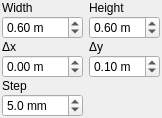
Before: the Qt Designer form patterns/RasterScanWidget.ui in davidgrier/QPolargraph, drawn with Qt 5.
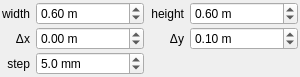
After: the same form once the commit is applied.

Commit message:
Redesign widgets for compact, consistent layout
PolargraphWidget: remove nested Configuration/Belt Drive group boxes;
flatten to a single 3-row grid with right-aligned labels beside
spinboxes (label | spinbox | label | spinbox).

RasterScanWidget: replace label-above-spinbox rows with matching
label-beside-spinbox grid (3 rows, same 4-column pattern).

Both widgets now use 2 px margins, 6 px horizontal / 2 px vertical
spacing, and Expanding spinboxes so they fill available width evenly.

The edit to the form file:
```diff
--- a/patterns/RasterScanWidget.ui
+++ b/patterns/RasterScanWidget.ui
@@ -6,8 +6,8 @@
    <rect>
     <x>0</x>
     <y>0</y>
-    <width>159</width>
-    <height>118</height>
+    <width>300</width>
+    <height>76</height>
    </rect>
   </property>
   <property name="windowTitle">
@@ -18,33 +18,41 @@
     <number>2</number>
    </property>
    <property name="topMargin">
-    <number>1</number>
+    <number>2</number>
    </property>
    <property name="rightMargin">
     <number>2</number>
    </property>
    <property name="bottomMargin">
-    <number>1</number>
+    <number>2</number>
+   </property>
+   <property name="horizontalSpacing">
+    <number>6</number>
    </property>
    <property name="verticalSpacing">
-    <number>1</number>
+    <number>2</number>
    </property>
    <item row="0" column="0">
     <widget class="QLabel" name="widthLabel">
      <property name="text">
-      <string>Width</string>
+      <string>width</string>
+     </property>
+     <property name="alignment">
+      <set>Qt::AlignRight|Qt::AlignVCenter</set>
+     </property>
+     <property name="buddy">
+      <cstring>width</cstring>
      </property>
     </widget>
    </item>
    <item row="0" column="1">
-    <widget class="QLabel" name="heightLabel">
-     <property name="text">
-      <string>Height</string>
-     </property>
-    </widget>
-   </item>
-   <item row="1" column="0">
     <widget class="QDoubleSpinBox" name="width">
+     <property name="sizePolicy">
+      <sizepolicy hsizetype="Expanding" vsizetype="Fixed">
+       <horstretch>1</horstretch>
+       <verstretch>0</verstretch>
+      </sizepolicy>
+     </property>
      <property name="suffix">
       <string> m</string>
      </property>
@@ -62,8 +70,27 @@
      </property>
     </widget>
    </item>
-   <item row="1" column="1">
+   <item row="0" column="2">
+    <widget class="QLabel" name="heightLabel">
+     <property name="text">
+      <string>height</string>
+     </property>
+     <property name="alignment">
+      <set>Qt::AlignRight|Qt::AlignVCenter</set>
+     </property>
+     <property name="buddy">
+      <cstring>height</cstring>
+     </property>
+    </widget>
+   </item>
+   <item row="0" column="3">
     <widget class="QDoubleSpinBox" name="height">
+     <property name="sizePolicy">
+      <sizepolicy hsizetype="Expanding" vsizetype="Fixed">
+       <horstretch>1</horstretch>
+       <verstretch>0</verstretch>
+      </sizepolicy>
+     </property>
      <property name="suffix">
       <string> m</string>
      </property>
@@ -81,22 +108,24 @@
      </property>
     </widget>
    </item>
-   <item row="2" column="0">
+   <item row="1" column="0">
     <widget class="QLabel" name="dxLabel">
      <property name="text">
       <string>Δx</string>
      </property>
-    </widget>
-   </item>
-   <item row="2" column="1">
-    <widget class="QLabel" name="dyLabel">
-     <property name="text">
-      <string>Δy</string>
+     <property name="alignment">
+      <set>Qt::AlignRight|Qt::AlignVCenter</set>
      </property>
     </widget>
    </item>
-   <item row="3" column="0">
+   <item row="1" column="1">
     <widget class="QDoubleSpinBox" name="dx">
+     <property name="sizePolicy">
+      <sizepolicy hsizetype="Expanding" vsizetype="Fixed">
+       <horstretch>1</horstretch>
+       <verstretch>0</verstretch>
+      </sizepolicy>
+     </property>
      <property name="suffix">
       <string> m</string>
      </property>
@@ -111,8 +140,27 @@
      </property>
     </widget>
    </item>
-   <item row="3" column="1">
+   <item row="1" column="2">
+    <widget class="QLabel" name="dyLabel">
+     <property name="text">
+      <string>&#x394;y</string>
+     </property>
+     <property name="alignment">
+      <set>Qt::AlignRight|Qt::AlignVCenter</set>
+     </property>
+     <property name="buddy">
+      <cstring>dy</cstring>
+     </property>
+    </widget>
+   </item>
+   <item row="1" column="3">
     <widget class="QDoubleSpinBox" name="dy">
+     <property name="sizePolicy">
+      <sizepolicy hsizetype="Expanding" vsizetype="Fixed">
+       <horstretch>1</horstretch>
+       <verstretch>0</verstretch>
+      </sizepolicy>
+     </property>
      <property name="suffix">
       <string> m</string>
      </property>
@@ -130,15 +178,27 @@
      </property>
     </widget>
    </item>
-   <item row="4" column="0">
+   <item row="2" column="0">
     <widget class="QLabel" name="stepLabel">
      <property name="text">
-      <string>Step</string>
+      <string>step</string>
+     </property>
+     <property name="alignment">
+      <set>Qt::AlignRight|Qt::AlignVCenter</set>
+     </property>
+     <property name="buddy">
+      <cstring>step</cstring>
      </property>
     </widget>
    </item>
-   <item row="5" column="0">
+   <item row="2" column="1">
     <widget class="QDoubleSpinBox" name="step">
+     <property name="sizePolicy">
+      <sizepolicy hsizetype="Expanding" vsizetype="Fixed">
+       <horstretch>1</horstretch>
+       <verstretch>0</verstretch>
+      </sizepolicy>
+     </property>
      <property name="suffix">
       <string> mm</string>
      </property>
```
Left out of the diff: 5 changed lines with no effect on the pictures. The commit also changes 1 other file.
